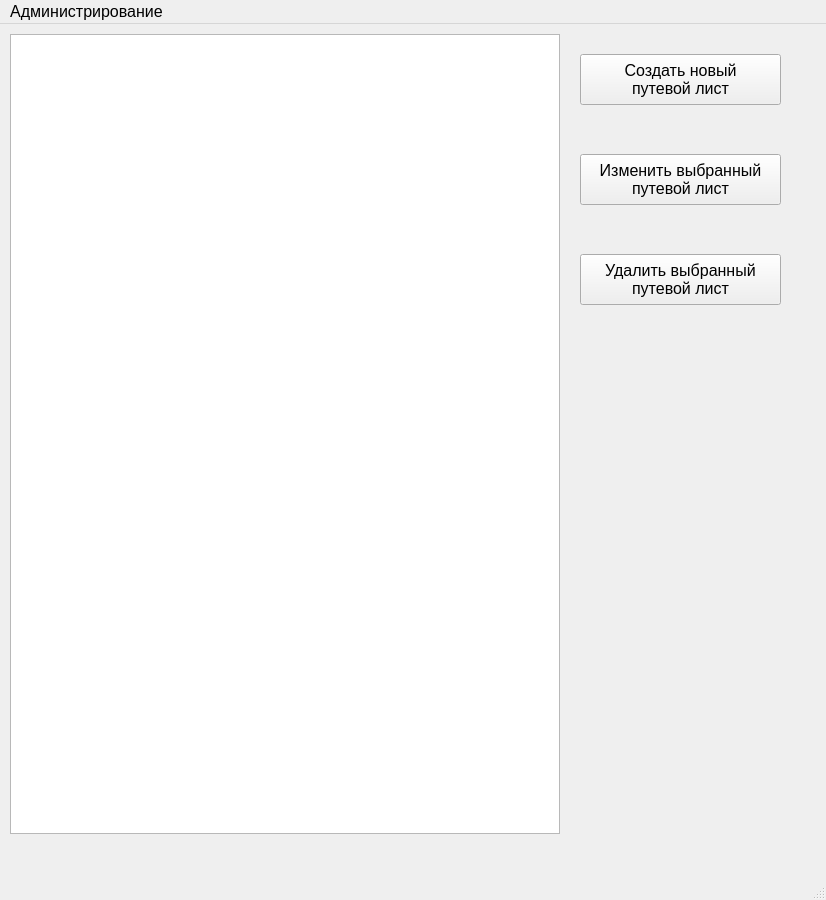
Old version of the form ui/Waybills.ui in the repository Andrew007Serednev/DenyDesktopApp.
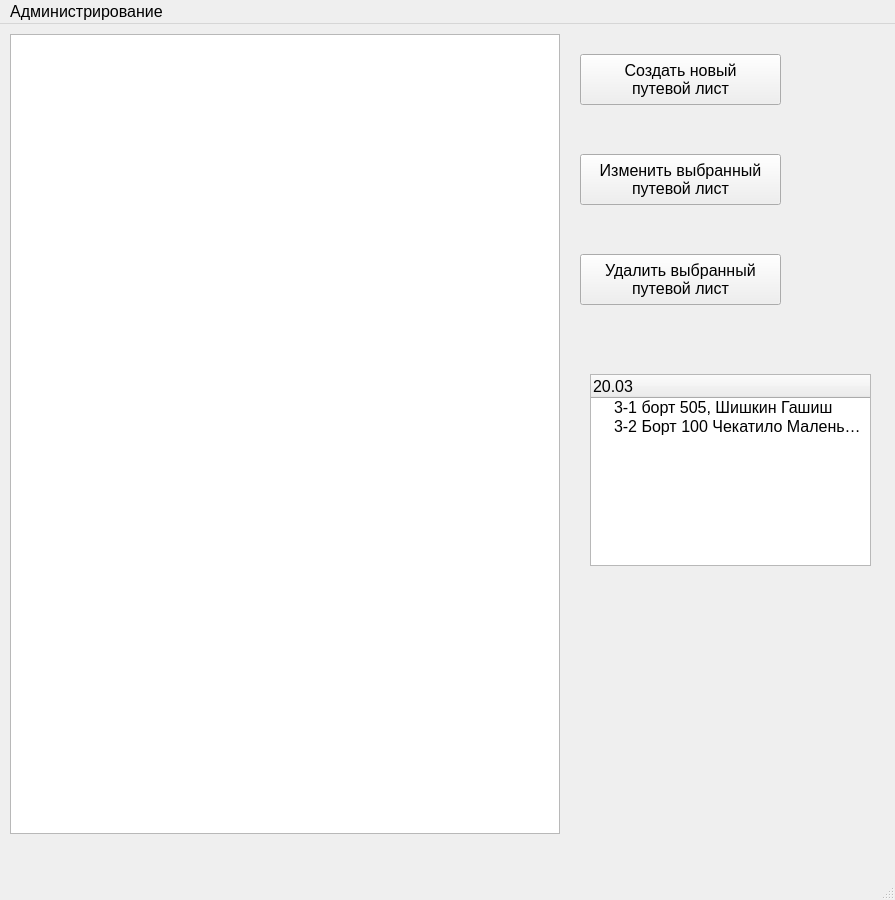
New version of the form. Icons and pictures are not drawn.

```diff
--- a/ui/Waybills.ui
+++ b/ui/Waybills.ui
@@ -6,7 +6,7 @@
    <rect>
     <x>0</x>
     <y>0</y>
-    <width>826</width>
+    <width>895</width>
     <height>900</height>
    </rect>
   </property>
@@ -104,13 +104,38 @@
      </iconset>
     </property>
    </widget>
+   <widget class="QTreeWidget" name="treeWidget">
+    <property name="geometry">
+     <rect>
+      <x>590</x>
+      <y>350</y>
+      <width>281</width>
+      <height>192</height>
+     </rect>
+    </property>
+    <column>
+     <property name="text">
+      <string>20.03</string>
+     </property>
+    </column>
+    <item>
+     <property name="text">
+      <string>3-1 борт 505, Шишкин Гашиш</string>
+     </property>
+    </item>
+    <item>
+     <property name="text">
+      <string>3-2 Борт 100 Чекатило Маленький</string>
+     </property>
+    </item>
+   </widget>
   </widget>
   <widget class="QMenuBar" name="menubar">
    <property name="geometry">
     <rect>
      <x>0</x>
      <y>0</y>
-     <width>826</width>
+     <width>895</width>
      <height>27</height>
     </rect>
    </property>
```
